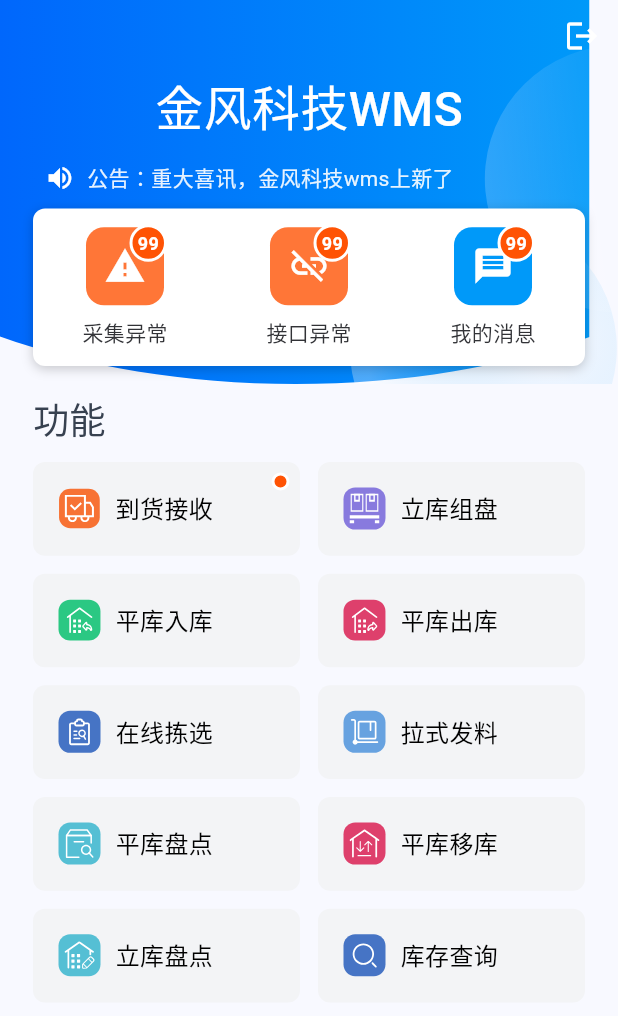
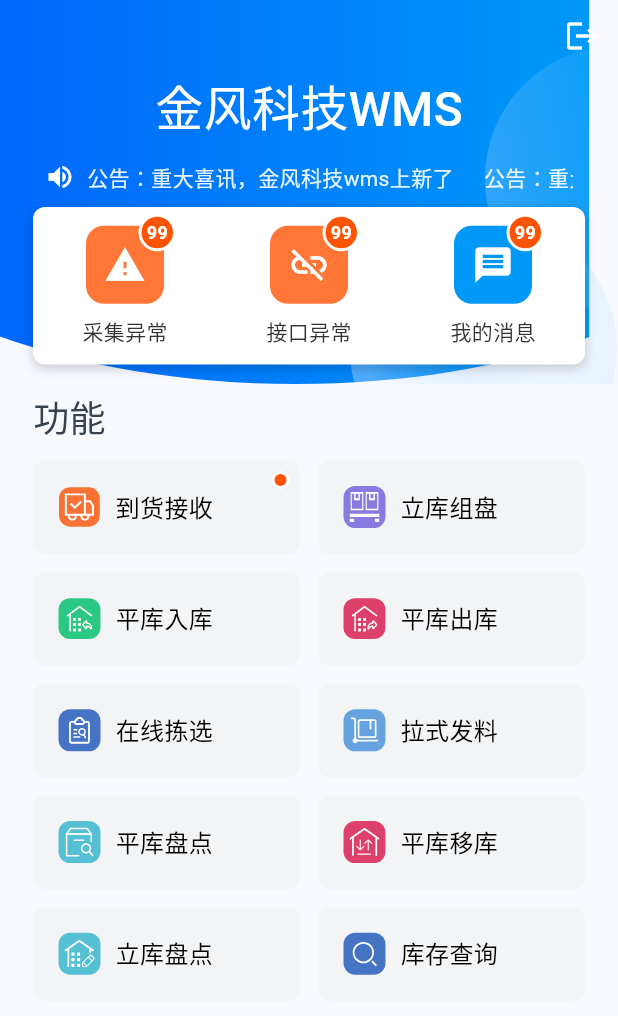
Before and after one commit to dadage456/flutter_demo1, a Flutter app: the screen it shows after launch, on a phone screen of 412 x 824 dp. Shown: the top 1016 px of the screen. Run offline on Flutter 3.47's test engine with Material 3 defaults, Android fonts, the phone set to English and light mode, and no system bars; drawn by our look-alikes of marquee; our stand-ins replace flutter_svg.

Commit message:
为主页添加通知跑马灯效果

```diff
--- a/lib/home.dart
+++ b/lib/home.dart
@@ -98,13 +98,22 @@ class _Header extends StatelessWidget {
               const Icon(Icons.volume_up, color: Colors.white, size: 20),
               const SizedBox(width: 8),
               Expanded(
-                child: Text(
-                  '公告：重大喜讯，金风科技wms上新了',
-                  maxLines: 1,
-                  overflow: TextOverflow.ellipsis,
-                  style: TextStyle(
-                    color: Colors.white.withValues(alpha: 0.9),
-                    fontSize: 14,
+                child: SizedBox(
+                  height: 20,
+                  child: Marquee(
+                    text: '公告：重大喜讯，金风科技wms上新了',
+                    style: TextStyle(
+                      color: Colors.white.withValues(alpha: 0.9),
+                      fontSize: 14,
+                    ),
+                    scrollAxis: Axis.horizontal,
+                    crossAxisAlignment: CrossAxisAlignment.center,
+                    blankSpace: 20.0,
+                    velocity: 30.0,
+                    pauseAfterRound: Duration(seconds: 2),
+                    showFadingOnlyWhenScrolling: true,
+                    fadingEdgeStartFraction: 0.1,
+                    fadingEdgeEndFraction: 0.1,
                   ),
                 ),
               ),
@@ -190,8 +199,8 @@ class _NotificationSection extends StatelessWidget {
         child: Icon(e.icon, color: Colors.white, size: 28),
       ),
       Positioned(
-        top: -2,
-        right: -2,
+        top: -8,
+        right: -8,
         child: Container(
           width: 25,
           height: 25,
```
